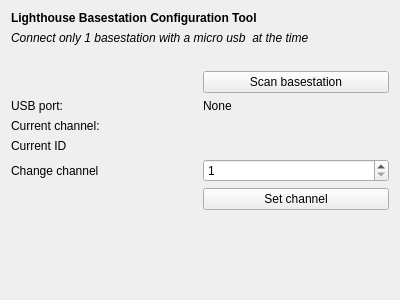
bitcraze/crazyflie-clients-python, file src/cfclient/ui/dialogs/basestation_mode_dialog.ui: the form before one commit.
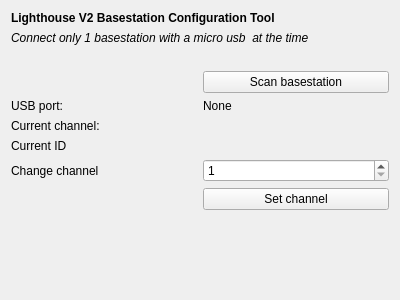
The form after the commit.

Commit message: Added dialog box to set system type

```diff
--- a/src/cfclient/ui/dialogs/basestation_mode_dialog.ui
+++ b/src/cfclient/ui/dialogs/basestation_mode_dialog.ui
@@ -27,7 +27,7 @@
           </font>
          </property>
          <property name="text">
-          <string>Lighthouse Basestation Configuration Tool</string>
+          <string>Lighthouse V2 Basestation Configuration Tool</string>
          </property>
         </widget>
        </item>
```
The commit also changes 4 other files.
